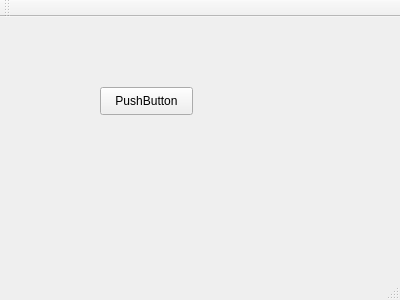
TutorExilius/QtTwitchIrcChat, file mainwindow.ui: the form before one commit.
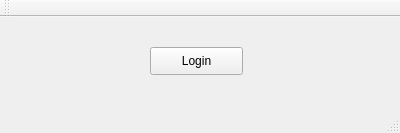
The form after the commit.

Diff of the .ui file:
```diff
--- a/mainwindow.ui
+++ b/mainwindow.ui
@@ -7,7 +7,7 @@
     <x>0</x>
     <y>0</y>
     <width>400</width>
-    <height>300</height>
+    <height>133</height>
    </rect>
   </property>
   <property name="windowTitle">
@@ -17,14 +17,14 @@
    <widget class="QPushButton" name="pushButton">
     <property name="geometry">
      <rect>
-      <x>100</x>
-      <y>70</y>
+      <x>150</x>
+      <y>30</y>
       <width>93</width>
       <height>28</height>
      </rect>
     </property>
     <property name="text">
-     <string>PushButton</string>
+     <string>Login</string>
     </property>
    </widget>
   </widget>
```
Left out of the diff: 2 changed lines with no effect on the pictures.
